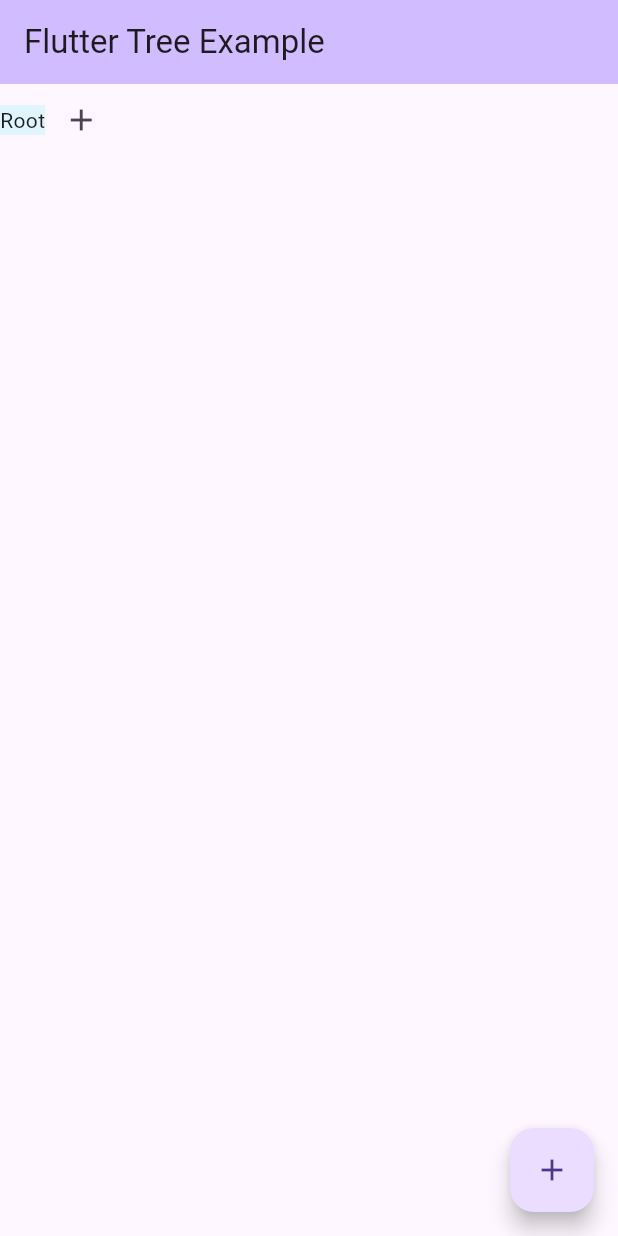
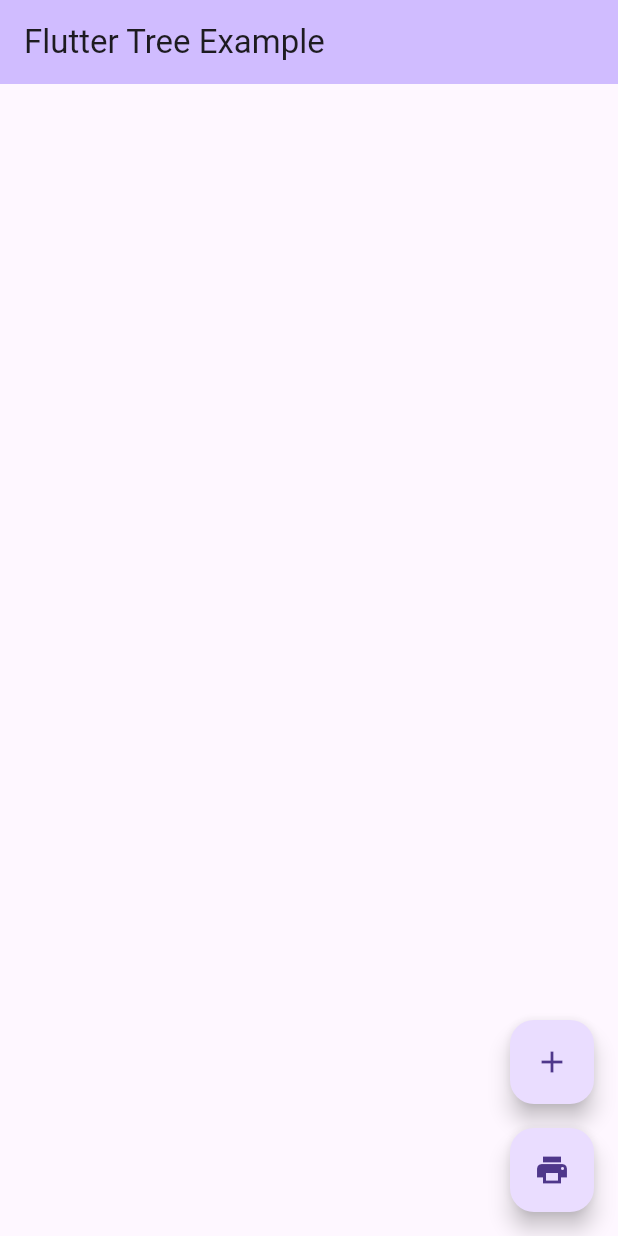
Before and after one commit to kboomska/flutter_tree, a Flutter app: the screen it shows after launch, on a phone screen of 412 x 824 dp. Run offline on Flutter 3.47's test engine with Material 2 defaults, Android fonts, the phone set to English and light mode, and no system bars.

Commit message:
Hidden root

```diff
--- a/lib/main.dart
+++ b/lib/main.dart
@@ -18,15 +18,17 @@ class MyApp extends StatelessWidget {
       theme: ThemeData(
         useMaterial3: true,
       ),
-      home: const MyHomePage(title: 'Flutter Tree Example'),
+      home: MyHomePage(title: 'Flutter Tree Example'),
     );
   }
 }
 
 class MyHomePage extends StatefulWidget {
-  const MyHomePage({super.key, required this.title});
+  MyHomePage({super.key, required this.title});
 
   final String title;
+
+  final hiddenRoot = EventTree.root(WizardEventModel.blank('Root'));
 
   @override
   State<MyHomePage> createState() => _MyHomePageState();
@@ -35,21 +37,38 @@ class MyHomePage extends StatefulWidget {
 class _MyHomePageState extends State<MyHomePage> {
   @override
   Widget build(BuildContext context) {
-    final root = EventTree.root(WizardEventModel.blank('Root'));
-
     return Scaffold(
       appBar: AppBar(
         backgroundColor: Theme.of(context).colorScheme.inversePrimary,
         title: Text(widget.title),
       ),
       body: SingleChildScrollView(
-        child: EventTreeWidget(event: root),
+        child: EventTreeWidget(event: widget.hiddenRoot),
       ),
-      floatingActionButton: FloatingActionButton(
+      floatingActionButton: Column(
+        mainAxisAlignment: MainAxisAlignment.end,
+        children: [
+          FloatingActionButton(
             onPressed: () {
-          print(root.toJson());
+              widget.hiddenRoot.addChild(
+                EventTree(
+                  WizardEventModel.blank(
+                    'Root_${widget.hiddenRoot.children.length}',
+                  ),
+                ),
+              );
+              setState(() {});
             },
             child: const Icon(Icons.add),
+          ),
+          const SizedBox(width: 16, height: 16),
+          FloatingActionButton(
+            onPressed: () {
+              print(widget.hiddenRoot.toJson());
+            },
+            child: const Icon(Icons.print),
+          ),
+        ],
       ),
     );
   }
@@ -75,6 +94,7 @@ class _EventTreeWidgetState extends State<EventTreeWidget> {
       child: Column(
         crossAxisAlignment: CrossAxisAlignment.start,
         children: [
+          if (widget.event.level > 0)
             Row(
               children: [
                 Container(
```
Lines whose indentation alone changed are shown as unchanged.
